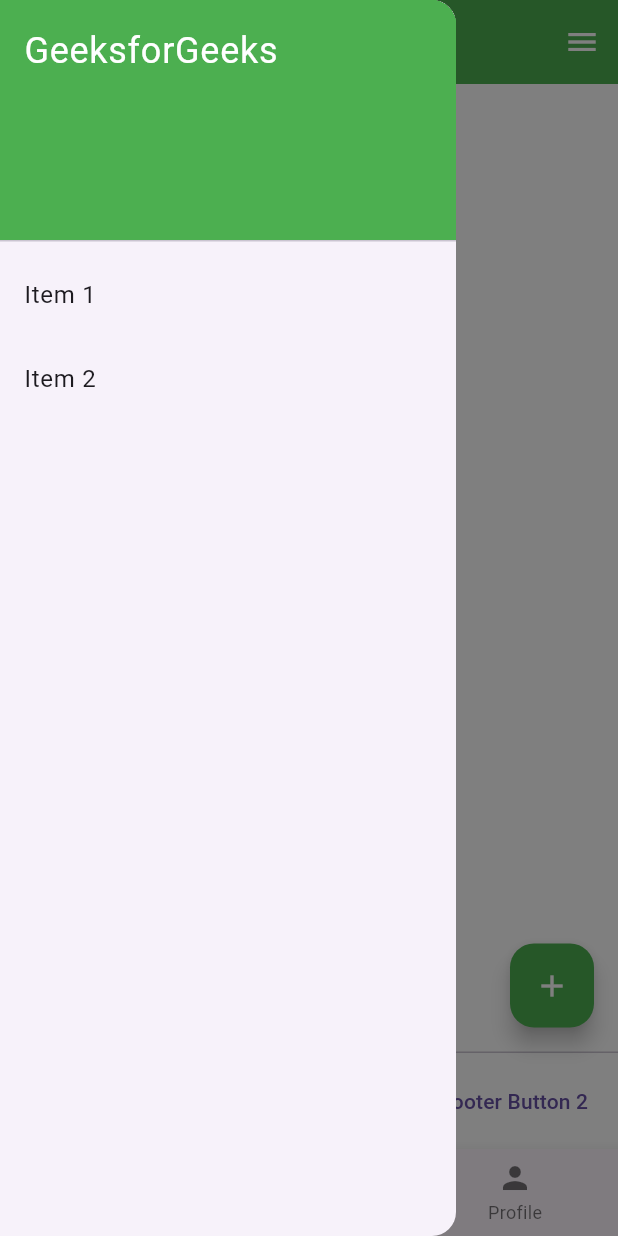
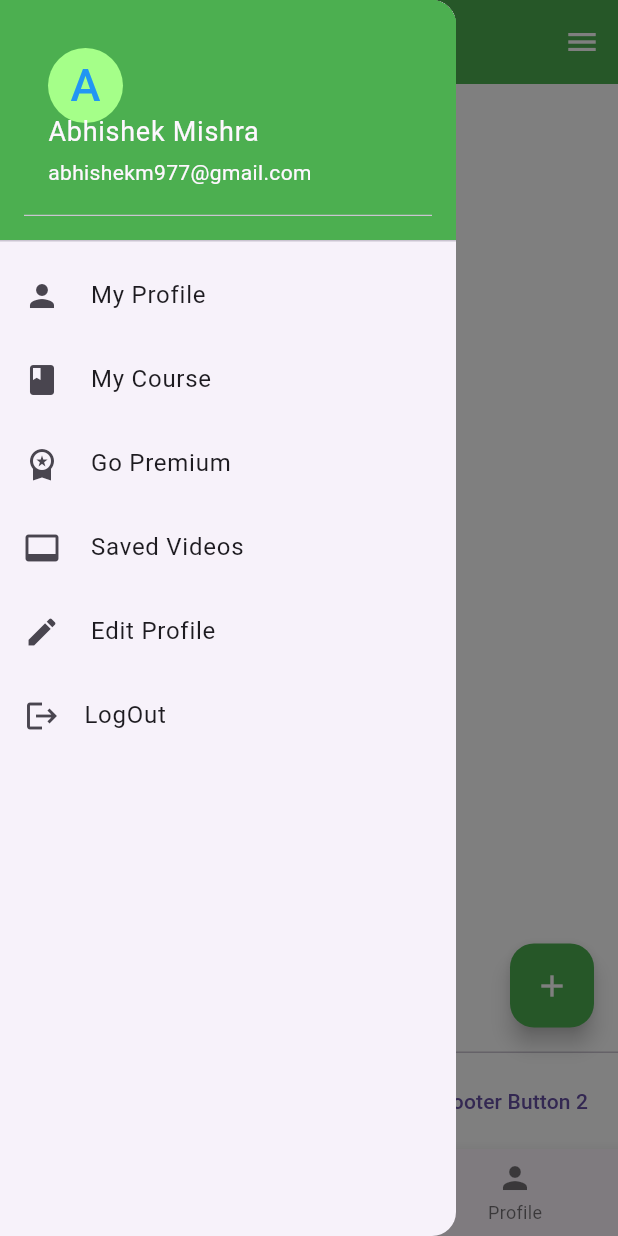
Before and after one commit to dtech-innovation/flutter_ex_03_drawer_botomnavibar, a Flutter app: the screen it shows after launch, with the side drawer open, on a phone screen of 412 x 824 dp. Run offline on Flutter 3.47's test engine with Material 3 defaults, Android fonts, the light colour scheme and no system bars.

Commit message:
change drawing

```diff
--- a/lib/main.dart
+++ b/lib/main.dart
@@ -63,31 +63,68 @@
       ),
       drawer: Drawer(
         child: ListView(
-          padding: EdgeInsets.zero,
-          children: <Widget>[
-            DrawerHeader(
+          padding: const EdgeInsets.all(0),
+          children: [
+            const DrawerHeader(
               decoration: BoxDecoration(
                 color: Colors.green,
-              ),
-              child: Text(
-                'GeeksforGeeks',
-                style: TextStyle(
-                  color: Colors.white,
-                  fontSize: 24,
+              ), // BoxDecoration
+              child: UserAccountsDrawerHeader(
+                decoration: BoxDecoration(color: Colors.green),
+                accountName: Text(
+                  "Abhishek Mishra",
+                  style: TextStyle(fontSize: 18),
                 ),
-              ),
-            ),
+                accountEmail: Text("abhishekm977@gmail.com"),
+                currentAccountPictureSize: Size.square(50),
+                currentAccountPicture: CircleAvatar(
+                  backgroundColor: Color.fromARGB(255, 165, 255, 137),
+                  child: Text(
+                    "A",
+                    style: TextStyle(fontSize: 30.0, color: Colors.blue),
+                  ), // Text
+                ), // CircleAvatar
+              ), // UserAccountDrawerHeader
+            ), // DrawerHeader
             ListTile(
-              title: Text('Item 1'),
+              leading: const Icon(Icons.person),
+              title: const Text(' My Profile '),
               onTap: () {
-                // Handle item 1 tap
                 Navigator.pop(context);
               },
             ),
             ListTile(
-              title: Text('Item 2'),
+              leading: const Icon(Icons.book),
+              title: const Text(' My Course '),
               onTap: () {
-                // Handle item 2 tap
+                Navigator.pop(context);
+              },
+            ),
+            ListTile(
+              leading: const Icon(Icons.workspace_premium),
+              title: const Text(' Go Premium '),
+              onTap: () {
+                Navigator.pop(context);
+              },
+            ),
+            ListTile(
+              leading: const Icon(Icons.video_label),
+              title: const Text(' Saved Videos '),
+              onTap: () {
+                Navigator.pop(context);
+              },
+            ),
+            ListTile(
+              leading: const Icon(Icons.edit),
+              title: const Text(' Edit Profile '),
+              onTap: () {
+                Navigator.pop(context);
+              },
+            ),
+            ListTile(
+              leading: const Icon(Icons.logout),
+              title: const Text('LogOut'),
+              onTap: () {
                 Navigator.pop(context);
               },
             ),
```
